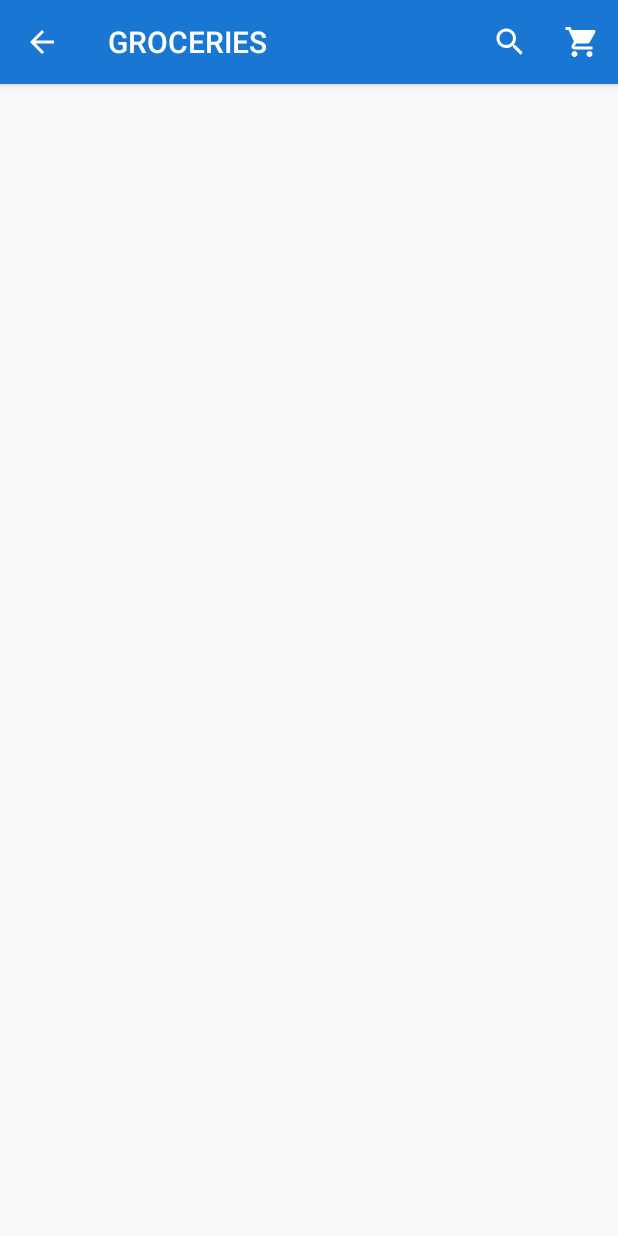
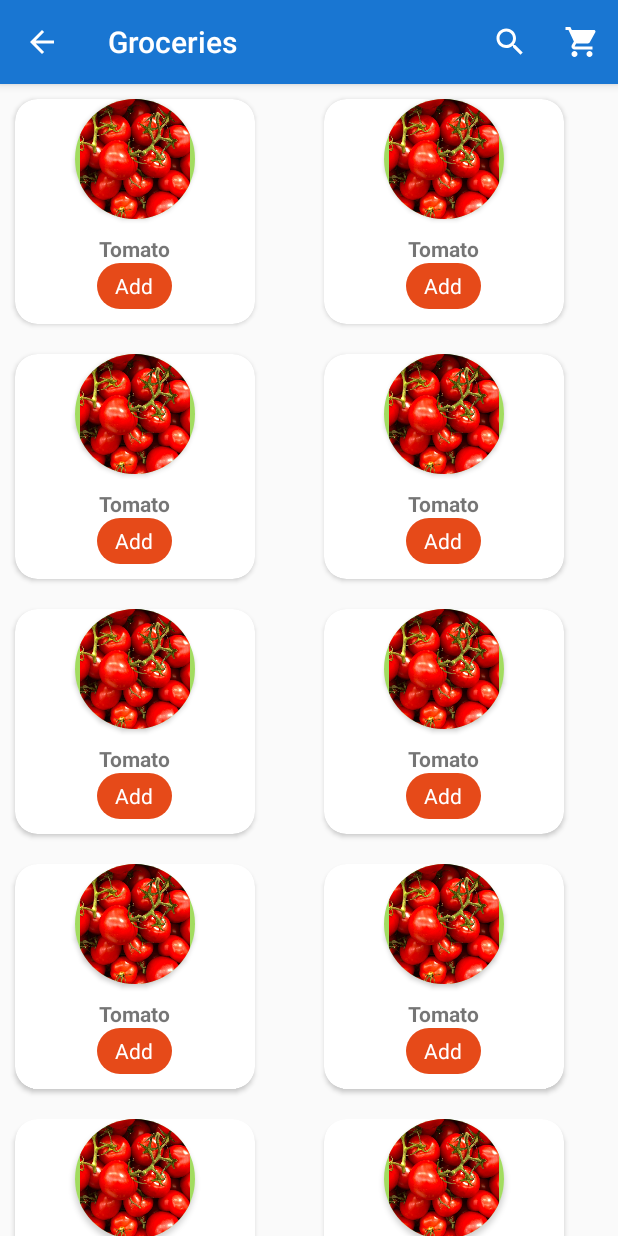
Before and after one commit to SUJEET793/shophere, an Android app: the screen it shows after launch (Catagories), after a tap on "GROCERIES", on a phone screen of 412 x 824 dp. Run offline under Robolectric (Android 15) with nearby library versions, the phone set to English and light mode, and no system bars; libraries missing offline, so code that uses them is left out: com.synnapps.carouselview; 3 statements that could not run were skipped.

Commit message:
finally the in both activity gridView is

```diff
--- a/app/src/main/java/com/shareindia/Catagories.java
+++ b/app/src/main/java/com/shareindia/Catagories.java
@@ -3,16 +3,27 @@ package com.shareindia;
 import androidx.appcompat.app.AppCompatActivity;
 import androidx.appcompat.widget.Toolbar;
 import androidx.core.app.NavUtils;
+import androidx.recyclerview.widget.GridLayoutManager;
+import androidx.recyclerview.widget.RecyclerView;
 
+import android.content.Intent;
 import android.os.Bundle;
 import android.util.Log;
 import android.view.Menu;
 import android.view.MenuItem;
+import android.view.View;
+import android.widget.AdapterView;
+import android.widget.GridView;
+import android.widget.Toast;
 
+import java.util.ArrayList;
 import java.util.Objects;
 
-public class Catagories extends AppCompatActivity {
+public class Catagories extends AppCompatActivity implements CatagoriesAdapter.ItemClickListener {
     private Toolbar  cat_toolbar;
+
+    private RecyclerView cat_recycleViw;
+    CatagoriesAdapter adapter;
 
     @Override
     protected void onCreate(Bundle savedInstanceState) {
@@ -30,8 +41,32 @@ public class Catagories extends AppCompatActivity {
         getSupportActionBar().setDisplayHomeAsUpEnabled(true);
         getSupportActionBar().setDisplayShowHomeEnabled(true);
 
+//        taking the reference of the grid view
+        cat_recycleViw=findViewById(R.id.cat_recyclerView);
+        int number_of_cloumn=2;
+
+
+//        creating the arraylist of type categories_list_item
+        final ArrayList<Catagories_items>cat_items=Data.assign_cat_item();
+
+//
+//        adapter knows how to create list items for each item in the list.
+//        CatagoriesAdapter adapter = new CatagoriesAdapter(this, cat_items);
+
+
+//        cat_GridVie.setAdapter(adapter);
+        cat_recycleViw.setLayoutManager(new GridLayoutManager(this,number_of_cloumn));
+        adapter=new CatagoriesAdapter(this,cat_items);
+        adapter.setmClickListener(this);
+        cat_recycleViw.setAdapter(adapter);
 
     }
+    @Override
+    public void onItemClick(View view, int position) {
+        Toast.makeText(this, "You added" +
+            adapter.getItem(position).getCat_item_name() , Toast.LENGTH_SHORT).show();
+    }
+
     @Override
     public boolean onCreateOptionsMenu(Menu menu) {
         // Inflate the menu options from the res/menu/menu_editor.xml file.
--- /dev/null
+++ b/app/src/main/java/com/shareindia/CatagoriesAdapter.java
@@ -0,0 +1,85 @@
+package com.shareindia;
+
+import android.content.Context;
+import android.view.LayoutInflater;
+import android.view.View;
+import android.view.ViewGroup;
+
+import android.widget.ImageView;
+import android.widget.LinearLayout;
+import android.widget.TextView;
+import android.widget.Toast;
+
+import androidx.annotation.NonNull;
+import androidx.recyclerview.widget.RecyclerView;
+
+import java.util.ArrayList;
+
+public class CatagoriesAdapter extends RecyclerView.Adapter<CatagoriesAdapter.Categories_Holder> {
+
+    private static final String LOG_TAG = CatagoriesAdapter.class.getSimpleName();
+
+    ArrayList<Catagories_items> catagories_items;
+
+    private LayoutInflater mInflater;
+    private static ItemClickListener mClickListener;
+
+
+
+    public CatagoriesAdapter(Context context, ArrayList<Catagories_items> catagories_items) {
+        this.mInflater = LayoutInflater.from(context);
+        this.catagories_items = catagories_items;
+    }
+
+    @NonNull
+    @Override
+    public Categories_Holder onCreateViewHolder(@NonNull ViewGroup parent, int viewType) {
+        LayoutInflater layoutInflater = LayoutInflater.from(parent.getContext());
+        View listItem = layoutInflater.inflate(R.layout.categaries_item, parent, false);
+        return new CatagoriesAdapter.Categories_Holder(listItem);
+    }
+    @Override
+    public void onBindViewHolder(@NonNull Categories_Holder holder, int position) {
+
+            holder.cat_name.setText(catagories_items.get(position).getCat_item_name());
+            holder.cat_image.setImageResource(catagories_items.get(position).getCat_item_image());
+            holder.catButton.setText("Add");
+        }
+
+    @Override
+    public int getItemCount() {
+        return catagories_items.size();
+    }
+
+    public static class Categories_Holder extends RecyclerView.ViewHolder implements View.OnClickListener{
+            public ImageView cat_image;
+            public TextView cat_name;
+            public TextView catButton;
+
+
+        public Categories_Holder(@NonNull View itemView) {
+                super(itemView);
+                this.cat_image=itemView.findViewById(R.id.cat_item_image);
+                this.cat_name=itemView.findViewById(R.id.cat_item_name);
+                this.catButton=itemView.findViewById(R.id.cat_button);
+                itemView.setOnClickListener(this);
+            }
+
+        @Override
+        public void onClick(View v) {
+            if (mClickListener != null) mClickListener.onItemClick(v, getAdapterPosition());
+        }
+
+      }
+    Catagories_items getItem(int id) {
+        return catagories_items.get(id);
+    }
+
+    public void setmClickListener(ItemClickListener mClickListener) {
+
+       CatagoriesAdapter.mClickListener = mClickListener;
+    }
+    public interface ItemClickListener {
+        void onItemClick(View view, int position);
+    }
+}
--- /dev/null
+++ b/app/src/main/java/com/shareindia/Catagories_items.java
@@ -0,0 +1,27 @@
+package com.shareindia;
+// this is the class which refence of the xml file .eg categaries_item.xml
+public class Catagories_items {
+
+    private int cat_item_image;
+
+    private String cat_item_name;
+
+//    constructor for that
+
+
+    public Catagories_items(int cat_item_image, String cat_item_name) {
+        this.cat_item_image = cat_item_image;
+        this.cat_item_name = cat_item_name;
+    }
+
+//    getter function for the elemnet
+
+
+    public int getCat_item_image() {
+        return cat_item_image;
+    }
+
+    public String getCat_item_name() {
+        return cat_item_name;
+    }
+}
--- /dev/null
+++ b/app/src/main/java/com/shareindia/Data.java
@@ -0,0 +1,48 @@
+package com.shareindia;
+
+import java.util.ArrayList;
+
+public class Data {
+
+
+//    data part of the main Activity
+    public static ArrayList<Main_list_item> assign_main_item() {
+
+        ArrayList<Main_list_item> main_list_items= new ArrayList<>();
+        main_list_items.add(new Main_list_item(R.drawable.vegetable,"VEGETABLE"));
+        main_list_items.add(new Main_list_item(R.drawable.fruits,"FRUITS"));
+        main_list_items.add(new Main_list_item(R.drawable.grocery,"GROCERIES"));
+        main_list_items.add(new Main_list_item(R.drawable.water_bottel,"WATER BOTTLES & DRINKS"));
+        main_list_items.add(new Main_list_item(R.drawable.dairy_milk,"MILK,DAIRY & BAKERY"));
+        main_list_items.add(new Main_list_item(R.drawable.spices,"MASALAS & MUSTARD OIL"));
+
+        main_list_items.add(new Main_list_item(R.drawable.vegetable,"VEGETABLE"));
+        main_list_items.add(new Main_list_item(R.drawable.fruits,"FRUITS"));
+        main_list_items.add(new Main_list_item(R.drawable.grocery,"GROCERIES"));
+        main_list_items.add(new Main_list_item(R.drawable.water_bottel,"WATER BOTTLES & DRINKS"));
+        main_list_items.add(new Main_list_item(R.drawable.dairy_milk,"MILK,DAIRY & BAKERY"));
+        main_list_items.add(new Main_list_item(R.drawable.spices,"MASALAS & MUSTARD OIL"));
+
+
+        return main_list_items;
+    }
+    public static ArrayList<Catagories_items> assign_cat_item() {
+        ArrayList<Catagories_items> cat_items=new ArrayList<>();
+        cat_items.add(new Catagories_items(R.drawable.tomato,"Tomato"));
+        cat_items.add(new Catagories_items(R.drawable.tomato,"Tomato"));
+        cat_items.add(new Catagories_items(R.drawable.tomato,"Tomato"));
+        cat_items.add(new Catagories_items(R.drawable.tomato,"Tomato"));
+        cat_items.add(new Catagories_items(R.drawable.tomato,"Tomato"));
+        cat_items.add(new Catagories_items(R.drawable.tomato,"Tomato"));
+        cat_items.add(new Catagories_items(R.drawable.tomato,"Tomato"));
+        cat_items.add(new Catagories_items(R.drawable.tomato,"Tomato"));
+        cat_items.add(new Catagories_items(R.drawable.tomato,"Tomato"));
+        cat_items.add(new Catagories_items(R.drawable.tomato,"Tomato"));
+        cat_items.add(new Catagories_items(R.drawable.tomato,"Tomato"));
+        cat_items.add(new Catagories_items(R.drawable.tomato,"Tomato"));
+//        returning the final cat_item
+        return cat_items;
+    }
+
+
+}
--- a/app/src/main/java/com/shareindia/MainActivity.java
+++ b/app/src/main/java/com/shareindia/MainActivity.java
@@ -6,18 +6,19 @@ import androidx.appcompat.app.AppCompatActivity;
 import androidx.appcompat.widget.Toolbar;
 import androidx.core.view.GravityCompat;
 import androidx.drawerlayout.widget.DrawerLayout;
+import androidx.recyclerview.widget.GridLayoutManager;
+import androidx.recyclerview.widget.RecyclerView;
 
 
 import android.content.Intent;
 import android.os.Bundle;
-import android.os.Parcelable;
+
 import android.view.Menu;
 import android.view.MenuItem;
 import android.view.View;
-import android.widget.AdapterView;
-import android.widget.GridView;
+
 import android.widget.ImageView;
-import android.widget.ListView;
+
 import android.widget.Toast;
 
 
@@ -26,12 +27,13 @@ import com.synnapps.carouselview.ImageListener;
 
 import java.util.ArrayList;
 
-public class MainActivity extends AppCompatActivity {
+public class MainActivity extends AppCompatActivity implements MainAdapter.ItemClickListener {
+    private MainAdapter adapter;
     private Toolbar toolbar;
     private DrawerLayout drawer;
 
     //main list view
-    private GridView main_list_View;
+    private RecyclerView main_list_View;
      //    caeouselview variable
 
     private CarouselView carouselView;
@@ -57,30 +59,17 @@ public class MainActivity extends AppCompatActivity {
         toggle.syncState();
 
 //        creating the arraylist of type Main_list_item
-        final ArrayList<Main_list_item> main_list_items=assign_main_item();
+        final ArrayList<Main_list_item> main_list_items=Data.assign_main_item();
 
 //
-//        adapter knows how to create list items for each item in the list.
-        MainAdapter adapter = new MainAdapter(this, main_list_items);
+         main_list_View=findViewById(R.id.main_recyclerView);
+//      setting the column of the gridView
+        int number_of_column=2;
+        main_list_View.setLayoutManager(new GridLayoutManager(this,number_of_column));
 
-
-
-        main_list_View=findViewById(R.id.gridview);
-
+        adapter = new MainAdapter(this, main_list_items);
+        adapter.setmClickListener(this);
         main_list_View.setAdapter(adapter);
-        //  setting the adapter class
-        main_list_View.setOnItemClickListener(new AdapterView.OnItemClickListener() {
-            @Override
-            public void onItemClick(AdapterView<?> parent, View view, int position,
-                                    long id) {
-
-                Main_list_item main_list_item=main_list_items.get(position);
-                String cat_name=main_list_item.getMain_item_name();
-                Intent intent =new Intent(MainActivity.this,Catagories.class);
-                intent.putExtra("cat_name",cat_name);
-                startActivity(intent);
-            }
-        });
 
 
         //taking the reference of caouselView
@@ -88,6 +77,12 @@ public class MainActivity extends AppCompatActivity {
         carouselView.setPageCount(sampleImages.length);
         carouselView.setImageListener(imageListener);
 
+    }
+
+    @Override
+    public void onItemClick(View view, int position) {
+//        Toast.makeText(this,"You clicked number " + adapter.getItem(position) + ", which is at cell position " + position,Toast.LENGTH_SHORT).show();
+          Oparetion.openCat(this,position);
 
     }
 
@@ -95,29 +90,11 @@ public class MainActivity extends AppCompatActivity {
         @Override
         public void setImageForPosition(int position, ImageView imageView) {
            imageView.setImageResource(sampleImages[position]);
-            Toast.makeText(MainActivity.this, "carouselView clicked"+position, Toast.LENGTH_SHORT).show();
+//            Toast.makeText(MainActivity.this, "carouselView clicked"+position, Toast.LENGTH_SHORT).show();
         }
         };
 
-
-
-    private ArrayList<Main_list_item> assign_main_item() {
-
-        ArrayList<Main_list_item> main_list_items=new ArrayList<Main_list_item>();
-        main_list_items.add(new Main_list_item(R.drawable.vegetable,"VEGETABLE"));
-        main_list_items.add(new Main_list_item(R.drawable.fruits,"FRUITS"));
-        main_list_items.add(new Main_list_item(R.drawable.grocery,"GROCERIES"));
-        main_list_items.add(new Main_list_item(R.drawable.water_bottel,"WATER BOTTLES & DRINKS"));
-        main_list_items.add(new Main_list_item(R.drawable.dairy_milk,"MILK,DAIRY & BAKERY"));
-        main_list_items.add(new Main_list_item(R.drawable.spices,"MASALAS & MUSTARD OIL"));
-
-
-        return main_list_items;
-    }
-
-//    to close the navigation bar when the task is completed
-
-
+// navigation return to the place when we want
     @Override
     public void onBackPressed() {
         if (drawer.isDrawerOpen(GravityCompat.START))
--- a/app/src/main/java/com/shareindia/MainAdapter.java
+++ b/app/src/main/java/com/shareindia/MainAdapter.java
@@ -1,46 +1,81 @@
 package com.shareindia;
 
 import android.content.Context;
+import android.content.Intent;
 import android.view.LayoutInflater;
 import android.view.View;
 import android.view.ViewGroup;
 import android.widget.ArrayAdapter;
 import android.widget.ImageView;
+import android.widget.LinearLayout;
 import android.widget.TextView;
+import android.widget.Toast;
 
 import androidx.annotation.NonNull;
 import androidx.annotation.Nullable;
+import androidx.recyclerview.widget.RecyclerView;
 
 import java.util.ArrayList;
 
-public class MainAdapter extends ArrayAdapter<Main_list_item> {
+public class MainAdapter extends RecyclerView.Adapter <MainAdapter.MainAdapter_Holder> {
     private static final String LOG_TAG = MainAdapter.class.getSimpleName();
 
-    public MainAdapter(Context context, ArrayList<Main_list_item> main_list_items){
+    ArrayList<Main_list_item> main_list_items;
+    private LayoutInflater mInflater;
+    private static ItemClickListener mClickListener;
 
-        // Here, we initialize the ArrayAdapter's internal storage for the context and the list.
-        // the second argument is used when the ArrayAdapter is populating a single TextView.
-        // Because this is a custom adapter for two TextViews and an ImageView, the adapter is not
-        // going to use this second argument, so it can be any value. Here, we used 0.
-        super(context,0,main_list_items);
+    public MainAdapter(Context context, ArrayList<Main_list_item> main_list_items) {
+        this.mInflater = LayoutInflater.from(context);
+        this.main_list_items = main_list_items;
     }
 
     @NonNull
     @Override
-    public View getView(int position, @Nullable View convertView, @NonNull ViewGroup parent) {
-        View listItemView=convertView;
-        if(listItemView == null) {
-            listItemView = LayoutInflater.from(getContext()).inflate(
-                    R.layout.main_list_item, parent, false);
+    public MainAdapter_Holder onCreateViewHolder(@NonNull ViewGroup parent, int viewType) {
+        LayoutInflater layoutInflater = LayoutInflater.from(parent.getContext());
+        View listItem = layoutInflater.inflate(R.layout.main_list_item, parent, false);
+        return new MainAdapter.MainAdapter_Holder(listItem);
+    }
+
+    @Override
+    public void onBindViewHolder(@NonNull MainAdapter_Holder holder, int position) {
+
+        holder.main_name.setText(main_list_items.get(position).getMain_item_name());
+        holder.main_image.setImageResource(main_list_items.get(position).getMain_item_image());
+    }
+
+    @Override
+    public int getItemCount() {
+        return main_list_items.size();
+    }
+
+
+    public static class MainAdapter_Holder extends RecyclerView.ViewHolder implements View.OnClickListener {
+        public ImageView main_image;
+        public TextView main_name;
+
+        public MainAdapter_Holder(@NonNull View itemView) {
+            super(itemView);
+            this.main_image = itemView.findViewById(R.id.main_item_image);
+            this.main_name = itemView.findViewById(R.id.main_item_name);
+            this.
+            itemView.setOnClickListener(this);
         }
-      Main_list_item current_main_item= getItem(position);
 
-//        taking the refence of both the item in the main-list-item.xml
-        ImageView main_item_image=listItemView.findViewById(R.id.main_item_image);
-        TextView main_item_name=listItemView.findViewById(R.id.main_item_name);
+        @Override
+        public void onClick(View v) {
+            if (mClickListener != null) mClickListener.onItemClick(v, getAdapterPosition());
+        }
+    }
+    Main_list_item getItem(int id) {
+        return main_list_items.get(id);
+    }
 
-        main_item_image.setImageResource(current_main_item.getMain_item_image());
-        main_item_name.setText(current_main_item.getMain_item_name());
-        return listItemView;
+    public void setmClickListener(ItemClickListener mClickListener) {
+
+        MainAdapter.mClickListener =  mClickListener;
+    }
+    public interface ItemClickListener {
+        void onItemClick(View view, int position);
     }
 }
--- /dev/null
+++ b/app/src/main/java/com/shareindia/Oparetion.java
@@ -0,0 +1,43 @@
+package com.shareindia;
+
+import android.content.Context;
+import android.content.Intent;
+
+public class Oparetion {
+    public static void openCat(Context context, int position){
+        final Intent intent;
+        switch (position){
+            case 0:
+                intent=new Intent(context,Catagories.class);
+                intent.putExtra("cat_name","Vegetable");
+                break;
+
+            case 1:
+                intent =  new Intent(context,Catagories.class);
+                intent.putExtra("cat_name","Fruits ");
+                break;
+
+            case 2:
+                intent =  new Intent(context,Catagories.class);
+                intent.putExtra("cat_name","Groceries");
+                break;
+            case 3:
+                intent =  new Intent(context,Catagories.class);
+                intent.putExtra("cat_name","Water Bottles");
+                break;
+            case 4:
+                intent =  new Intent(context,Catagories.class);
+                intent.putExtra("cat_name","Milk & Products");
+                break;
+            case 5:
+                intent =  new Intent(context,Catagories.class);
+                intent.putExtra("cat_name","Masala & Oil");
+                break;
+            default:
+                intent =  new Intent(context,Catagories.class);
+                intent.putExtra("cat_name","Rest");
+                break;
+        }
+        context.startActivity(intent);
+    }
+}
--- /dev/null
+++ b/app/src/main/res/drawable/button_back.xml
@@ -0,0 +1,23 @@
+<?xml version="1.0" encoding="utf-8"?>
+<shape xmlns:android="http://schemas.android.com/apk/res/android"
+    android:shape="rectangle" >
+
+    <corners
+        android:bottomLeftRadius="30dp"
+        android:bottomRightRadius="30dp"
+        android:radius="60dp"
+        android:topLeftRadius="30dp"
+        android:topRightRadius="30dp" />
+
+    <solid android:color="#E64A19" />
+
+    <padding
+        android:bottom="0dp"
+        android:left="0dp"
+        android:right="0dp"
+        android:top="0dp" />
+
+    <size
+        android:height="60dp"
+        android:width="270dp" />
+</shape>
--- a/app/src/main/res/layout/activity_catagories.xml
+++ b/app/src/main/res/layout/activity_catagories.xml
@@ -4,7 +4,8 @@
     xmlns:app="http://schemas.android.com/apk/res-auto"
     android:layout_width="match_parent"
     android:layout_height="match_parent"
-    xmlns:tools="http://schemas.android.com/tools">
+    xmlns:tools="http://schemas.android.com/tools"
+    android:orientation="vertical">
 <androidx.appcompat.widget.Toolbar
     android:layout_width="match_parent"
     android:layout_height="?attr/actionBarSize"
@@ -15,4 +16,9 @@
     android:elevation="4dp"
     app:title="tile">
 </androidx.appcompat.widget.Toolbar>
+
+    <androidx.recyclerview.widget.RecyclerView
+        android:id="@+id/cat_recyclerView"
+        android:layout_width="match_parent"
+        android:layout_height="match_parent"/>
 </LinearLayout>
--- a/app/src/main/res/layout/activity_main.xml
+++ b/app/src/main/res/layout/activity_main.xml
@@ -57,17 +57,10 @@
     <View
         android:layout_width="match_parent"
         android:layout_height="2dp"/>
-    <GridView
-        android:layout_margin="16dp"
-        android:id="@+id/gridview"
-        android:layout_width="fill_parent"
-        android:layout_height="fill_parent"
-        android:numColumns="2"
-        android:verticalSpacing="10dp"
-        android:horizontalSpacing="10dp"
-        android:scrollbarStyle="outsideOverlay"
-        android:scrollbars="vertical">
-    </GridView>
+    <androidx.recyclerview.widget.RecyclerView
+        android:id="@+id/main_recyclerView"
+        android:layout_width="match_parent"
+        android:layout_height="match_parent"/>
 </LinearLayout>
 
 
--- /dev/null
+++ b/app/src/main/res/layout/categaries_item.xml
@@ -0,0 +1,59 @@
+<?xml version="1.0" encoding="utf-8"?>
+<androidx.cardview.widget.CardView xmlns:app="http://schemas.android.com/apk/res-auto"
+    xmlns:android="http://schemas.android.com/apk/res/android"
+    android:layout_width="160dp"
+    android:layout_height="150dp"
+    xmlns:ndroid="http://schemas.android.com/tools"
+    android:layout_margin="10dp"
+    app:cardCornerRadius="15dp"
+    android:paddingTop="10dp"
+ >
+
+    <LinearLayout
+        android:layout_width="match_parent"
+        android:layout_height="match_parent"
+        android:orientation="vertical"
+        android:gravity="center_horizontal"
+        android:paddingBottom="10dp"
+     >
+
+        <androidx.cardview.widget.CardView
+            android:layout_width="80dp"
+            android:layout_height="80dp"
+            app:cardCornerRadius="50dp"
+            >
+
+            <ImageView
+                android:id="@+id/cat_item_image"
+                android:layout_width="200dp"
+                android:layout_height="100dp"
+                android:src="@drawable/vegetable"
+                android:layout_gravity="center"
+                android:padding="10dp"
+                android:background="@drawable/backgroundgreen"/>
+        </androidx.cardview.widget.CardView>
+        <TextView
+            android:id="@+id/cat_item_name"
+            android:layout_width="wrap_content"
+            android:layout_height="wrap_content"
+            android:textStyle="bold"
+            android:layout_marginTop="10dp"
+            android:text="water bottel  cold drink"
+
+            />
+        <TextView
+            android:layout_width="50dp"
+            android:layout_height="match_parent"
+            android:id="@+id/cat_button"
+            android:background="@drawable/button_back"
+            android:text="Add"
+            android:paddingLeft="12dp"
+            android:paddingTop="5dp"
+
+            android:textColor="@color/primaryTextColor"
+            />
+
+
+    </LinearLayout>
+
+</androidx.cardview.widget.CardView>
```
Also changed, not shown: app/src/main/res/drawable/tomato.jpg (added), 1 other file.
